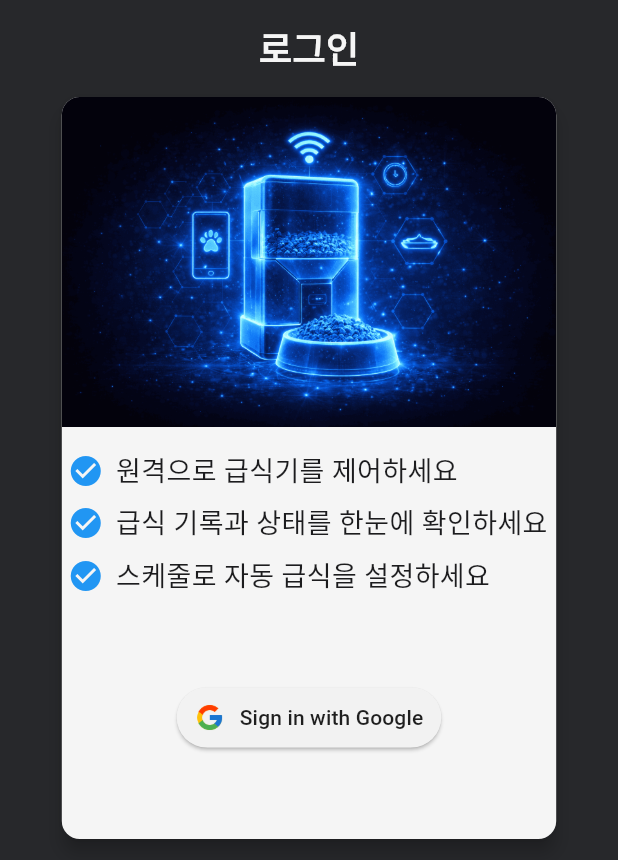
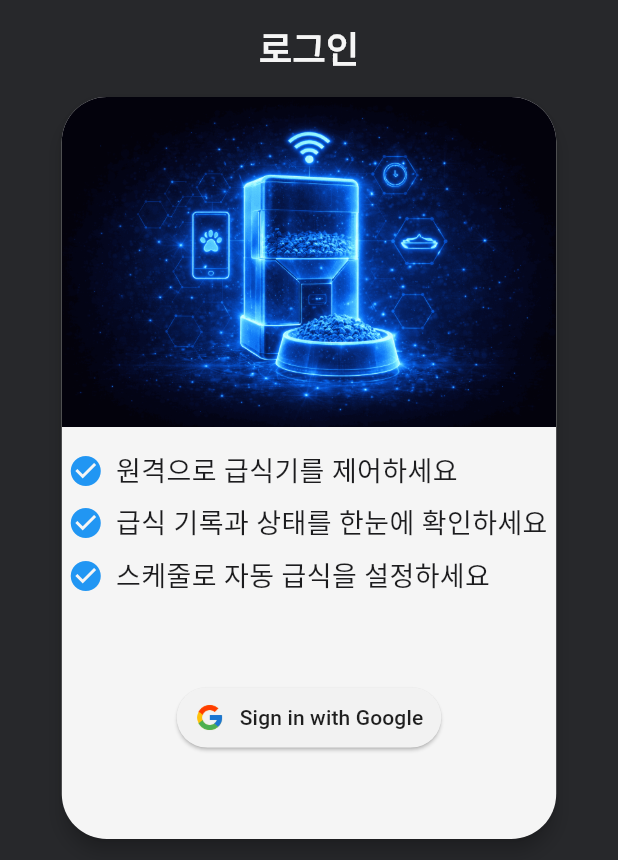
Before and after one commit to niw5924/smart-feeder-remote, a Flutter app: the screen it shows after launch, on a phone screen of 412 x 824 dp. Shown: the part 373-1233 px from the top of the screen. Run offline on Flutter 3.47's test engine with Material 3 defaults, Android fonts, the phone set to English and light mode, and no system bars; drawn by our look-alikes of loader_overlay; our stand-ins replace device_info_plus, dio, firebase_auth, firebase_core, flutter_dotenv, flutter_phoenix and 6 more; missing offline and left inert: wifi_iot; accounts and stored records are empty.

Commit message:
chore: 로그인 화면 borderRadius 추가

```diff
--- a/lib/screens/auth/login_screen.dart
+++ b/lib/screens/auth/login_screen.dart
@@ -69,6 +69,7 @@ class LoginScreen extends StatelessWidget {
               child: AppCard(
                 color: AppColors.secondary,
                 elevation: 5.0,
+                borderRadius: 30.0,
                 child: Container(
                   width: MediaQuery.of(context).size.width * 0.8,
                   alignment: Alignment.topCenter,
```
